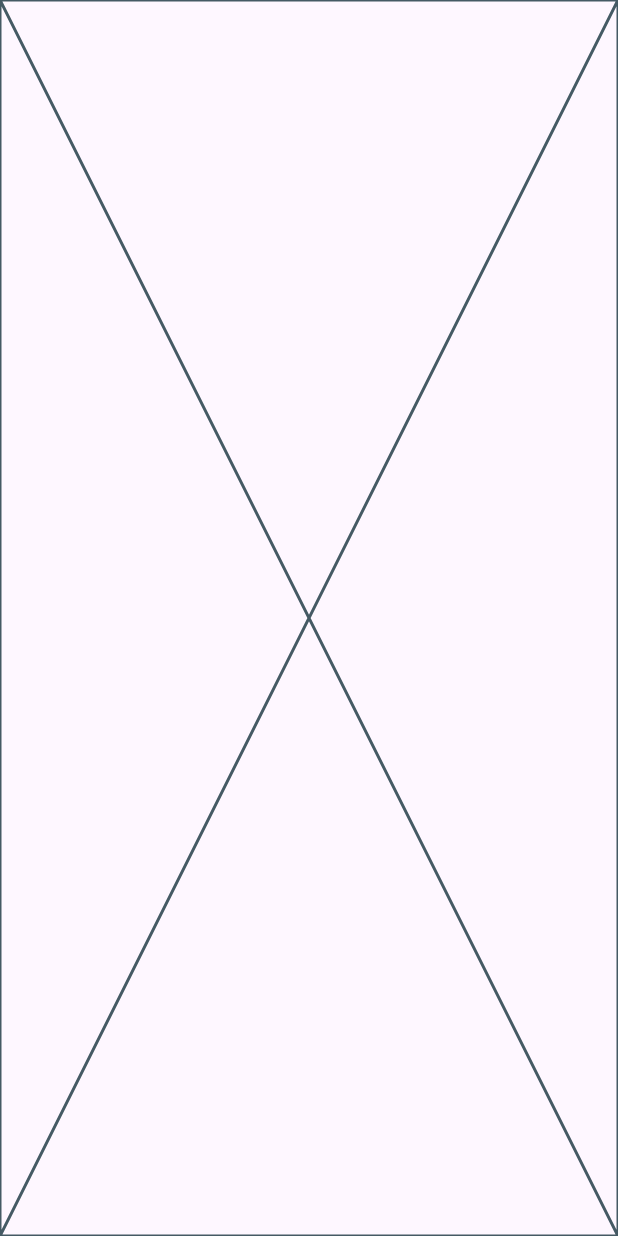
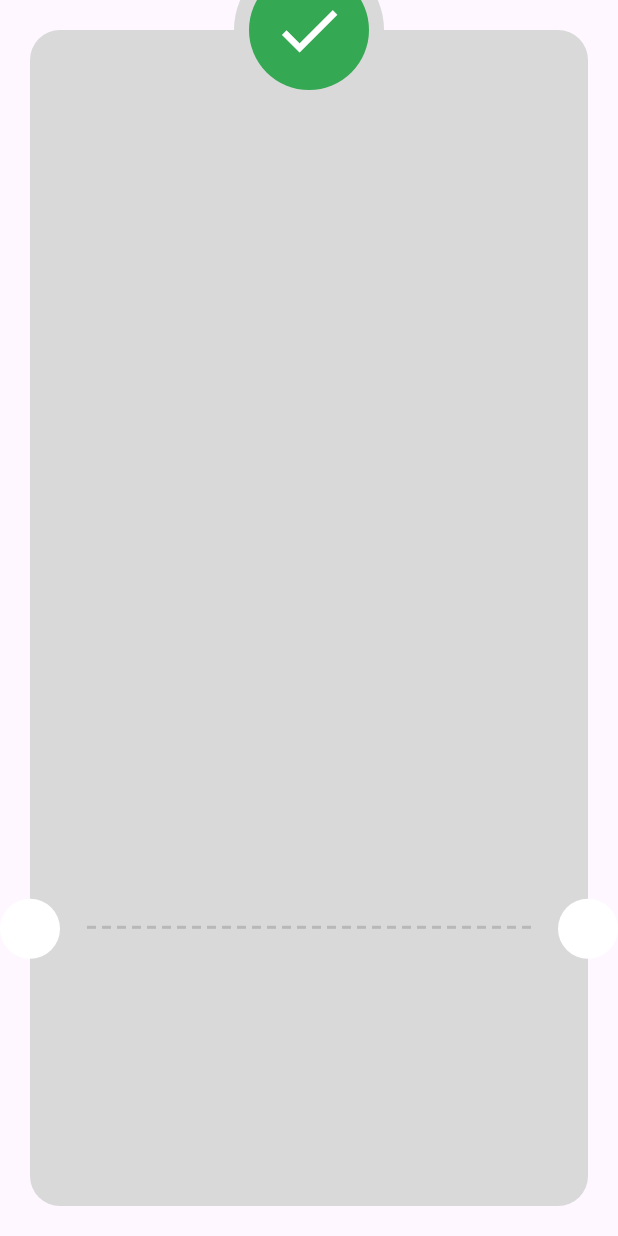
Before and after one commit to omarshaf3y/Payment_Checkout, a Flutter app: the ThankYouView screen opened directly, on a phone screen of 412 x 824 dp. Run offline on Flutter 3.47's test engine with Material 3 defaults, Android fonts, the phone set to English and light mode, and no system bars; our stand-ins replace flutter_credit_card, flutter_svg.

Commit message:
refactor code

```diff
--- /dev/null
+++ b/lib/features/checkout/presentation/views/widgets/custom_check_icon.dart
@@ -0,0 +1,24 @@
+import 'package:flutter/material.dart';
+
+class CustomCheckIcon extends StatelessWidget {
+  const CustomCheckIcon({
+    super.key,
+  });
+
+  @override
+  Widget build(BuildContext context) {
+    return const CircleAvatar(
+      radius: 50,
+      backgroundColor: Color(0xFFd9d9d9),
+      child: CircleAvatar(
+        radius: 40,
+        backgroundColor: Color(0xff34A853),
+        child: Icon(
+          size: 50,
+          Icons.check,
+          color: Colors.white,
+        ),
+      ),
+    );
+  }
+}
--- /dev/null
+++ b/lib/features/checkout/presentation/views/widgets/custom_dashed_line.dart
@@ -0,0 +1,25 @@
+import 'package:flutter/material.dart';
+
+class CustomDashedLine extends StatelessWidget {
+  const CustomDashedLine({
+    super.key,
+  });
+
+  @override
+  Widget build(BuildContext context) {
+    return Row(
+      children: List.generate(
+        30,
+        (index) => Expanded(
+          child: Padding(
+            padding: const EdgeInsets.symmetric(horizontal: 2),
+            child: Container(
+              color: const Color(0xffB8B8B8),
+              height: 2,
+            ),
+          ),
+        ),
+      ),
+    );
+  }
+}
--- /dev/null
+++ b/lib/features/checkout/presentation/views/widgets/thank_you_card.dart
@@ -0,0 +1,19 @@
+import 'package:flutter/material.dart';
+
+class ThankYouCard extends StatelessWidget {
+  const ThankYouCard({
+    super.key,
+  });
+
+  @override
+  Widget build(BuildContext context) {
+    return Container(
+      decoration: ShapeDecoration(
+        color: const Color(0xFFd9d9d9),
+        shape: RoundedRectangleBorder(
+          borderRadius: BorderRadius.circular(20),
+        ),
+      ),
+    );
+  }
+}
--- a/lib/features/checkout/presentation/views/widgets/thank_you_view_body.dart
+++ b/lib/features/checkout/presentation/views/widgets/thank_you_view_body.dart
@@ -1,10 +1,47 @@
-import 'package:flutter/cupertino.dart';
+import 'package:flutter/material.dart';
+import 'package:payment_checkout/features/checkout/presentation/views/widgets/custom_check_icon.dart';
+import 'package:payment_checkout/features/checkout/presentation/views/widgets/custom_dashed_line.dart';
+import 'package:payment_checkout/features/checkout/presentation/views/widgets/thank_you_card.dart';
 
 class ThankYouViewBody extends StatelessWidget {
   const ThankYouViewBody({super.key});
 
   @override
   Widget build(BuildContext context) {
-    return const Placeholder();
+    return Padding(
+      padding: const EdgeInsets.all(20),
+      child: Stack(
+        clipBehavior: Clip.none,
+        children: [
+          const ThankYouCard(),
+          Positioned(
+            left: -20,
+            bottom: MediaQuery.sizeOf(context).height * .2,
+            child: const CircleAvatar(
+              backgroundColor: Colors.white,
+            ),
+          ),
+          Positioned(
+            bottom: MediaQuery.sizeOf(context).height * .2 + 20,
+            left: 20 + 16,
+            right: 20 + 16,
+            child: const CustomDashedLine(),
+          ),
+          Positioned(
+            right: -20,
+            bottom: MediaQuery.sizeOf(context).height * .2,
+            child: const CircleAvatar(
+              backgroundColor: Colors.white,
+            ),
+          ),
+          const Positioned(
+            left: 0,
+            right: 0,
+            top: -50,
+            child: CustomCheckIcon(),
+          ),
+        ],
+      ),
+    );
   }
 }
```
